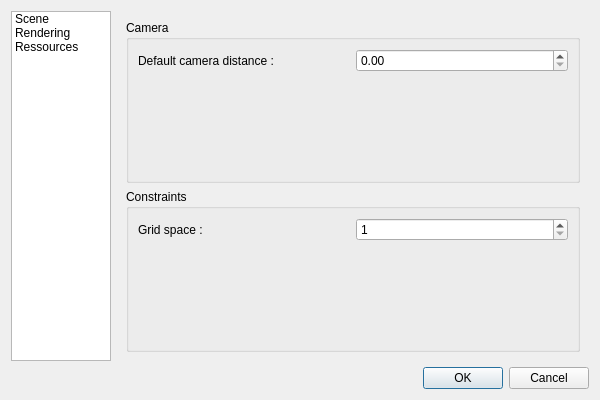
Old version of the form sources/ConfWidget.ui in the repository ShrademnThill/ogre-construction-set.
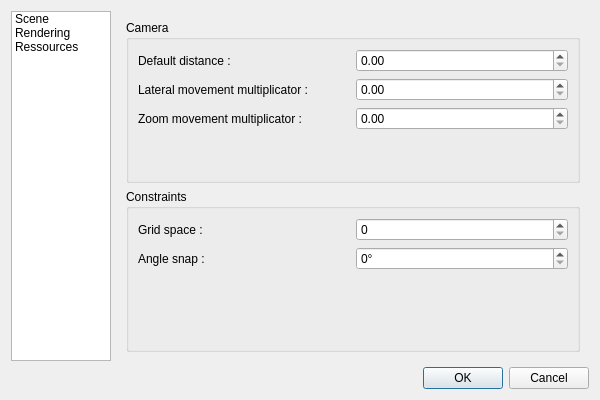
New version of the form. The open tabs and pages were chosen to show the change.

Commit message: Mise a jour importante. Import / Export, contrainte sur les angles.

Diff of the .ui file:
```diff
--- a/sources/ConfWidget.ui
+++ b/sources/ConfWidget.ui
@@ -58,7 +58,7 @@
           <item row="0" column="0">
            <widget class="QLabel" name="cameraDistanceLabel">
             <property name="text">
-             <string>Default camera distance :</string>
+             <string>Default distance :</string>
             </property>
            </widget>
           </item>
@@ -69,7 +69,7 @@
             </property>
            </widget>
           </item>
-          <item row="1" column="0">
+          <item row="3" column="0">
            <spacer name="verticalSpacer_3">
             <property name="orientation">
              <enum>Qt::Vertical</enum>
@@ -82,6 +82,26 @@
             </property>
            </spacer>
           </item>
+          <item row="1" column="0">
+           <widget class="QLabel" name="cameraLateralMovementLabel">
+            <property name="text">
+             <string>Lateral movement multiplicator :</string>
+            </property>
+           </widget>
+          </item>
+          <item row="1" column="1">
+           <widget class="QDoubleSpinBox" name="cameraLateralMovementSpinBox"/>
+          </item>
+          <item row="2" column="0">
+           <widget class="QLabel" name="cameraZoomMovementLabel">
+            <property name="text">
+             <string>Zoom movement multiplicator :</string>
+            </property>
+           </widget>
+          </item>
+          <item row="2" column="1">
+           <widget class="QDoubleSpinBox" name="cameraZoomMovementSpinBox"/>
+          </item>
          </layout>
         </widget>
        </item>
@@ -98,7 +118,7 @@
             </property>
            </widget>
           </item>
-          <item row="1" column="0">
+          <item row="2" column="0">
            <spacer name="verticalSpacer_2">
             <property name="orientation">
              <enum>Qt::Vertical</enum>
@@ -113,14 +133,28 @@
           </item>
           <item row="0" column="1">
            <widget class="QSpinBox" name="gridSpaceSpinBox">
-            <property name="minimum">
-             <number>1</number>
-            </property>
             <property name="maximum">
              <number>100000</number>
             </property>
            </widget>
           </item>
+          <item row="1" column="0">
+           <widget class="QLabel" name="angleSnapLabel">
+            <property name="text">
+             <string>Angle snap :</string>
+            </property>
+           </widget>
+          </item>
+          <item row="1" column="1">
+           <widget class="QSpinBox" name="angleSnapeSpinBox">
+            <property name="suffix">
+             <string>°</string>
+            </property>
+            <property name="maximum">
+             <number>359</number>
+            </property>
+           </widget>
+          </item>
          </layout>
         </widget>
        </item>
```
Left out of the diff: 2 changed lines with no effect on the pictures. The commit also changes 13 other files.
